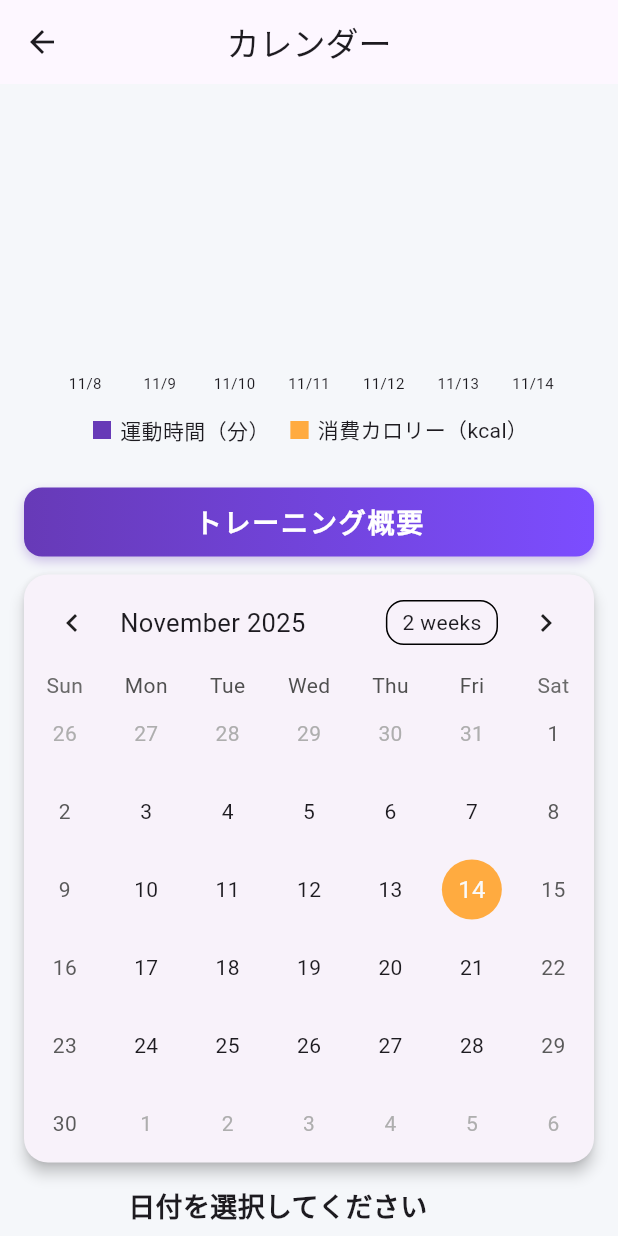
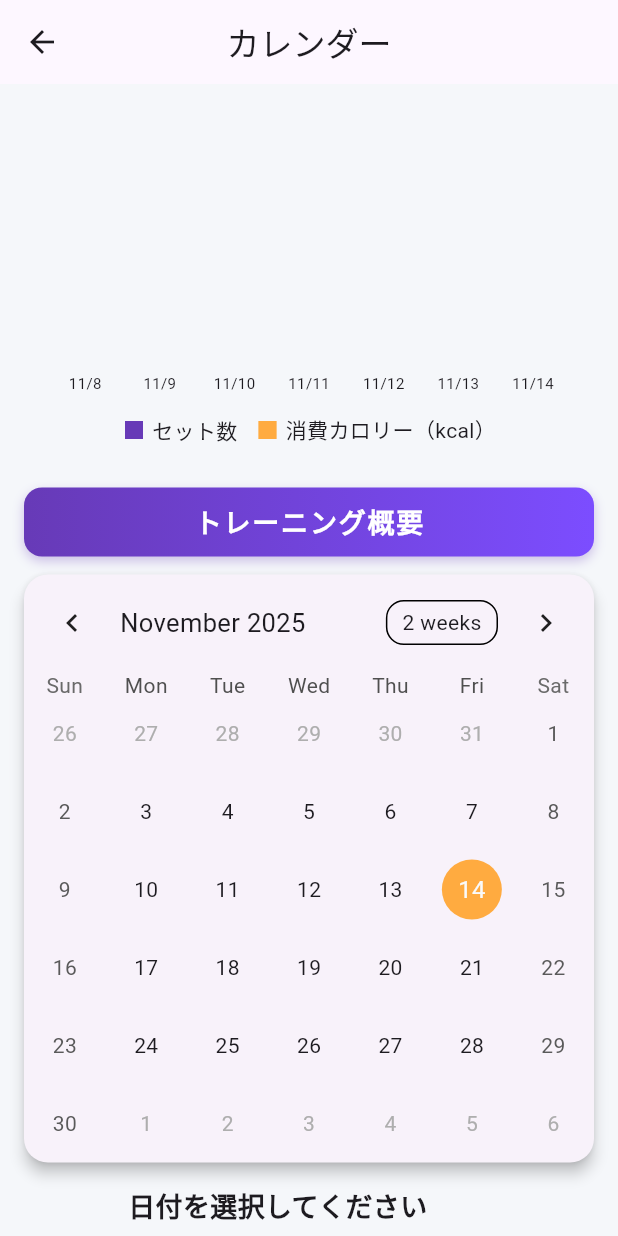
Before and after one commit to GotoShinnnosuke/2025procon, a Flutter app: the CalendarScreen screen opened by its route, on a phone screen of 412 x 824 dp. Run offline on Flutter 3.47's test engine with Material 3 defaults, Android fonts, the phone set to English and light mode, and no system bars; drawn by our look-alikes of fl_chart, table_calendar; our stand-ins replace cloud_firestore, firebase_auth, firebase_core, firebase_storage, shared_preferences; accounts and stored records are empty.

Commit message:
DBからトレーニングの履歴をカレンダー画面に表示

```diff
--- a/lib/calender/calendar_screen.dart
+++ b/lib/calender/calendar_screen.dart
@@ -1,9 +1,10 @@
 import 'package:flutter/material.dart';
 import 'package:cloud_firestore/cloud_firestore.dart';
+import 'package:firebase_auth/firebase_auth.dart';
 import 'package:table_calendar/table_calendar.dart';
 import 'package:fl_chart/fl_chart.dart';
 
-import '../models/workout.dart';
+import '../models/training_log_entry.dart';
 import 'workout_detail_dialog.dart';
 
 class CalendarScreen extends StatefulWidget {
@@ -17,22 +18,34 @@ class CalendarScreenState extends State<CalendarScreen> {
   DateTime _focusedDay = DateTime.now();
   DateTime? _selectedDay;
 
-  Stream<List<Workout>> get _workoutStream {
-    return FirebaseFirestore.instance.collection('workouts').snapshots().map(
+  Stream<List<TrainingLogEntry>> get _logStream {
+    final user = FirebaseAuth.instance.currentUser;
+    if (user == null) {
+      return Stream.value(const <TrainingLogEntry>[]);
+    }
+
+    return FirebaseFirestore.instance
+        .collection('trainingLogs')
+        .where('userId', isEqualTo: user.uid)
+        .snapshots()
+        .map(
       (snapshot) {
         return snapshot.docs
-            .map((doc) => Workout.fromFirestore(
+            .map((doc) => TrainingLogEntry.fromFirestore(
                 doc.data() as Map<String, dynamic>, doc.id))
+            .where((entry) => !entry.deleted)
             .toList();
       },
     );
   }
 
-  List<Workout> _getWorkoutsForDay(List<Workout> workouts, DateTime day) {
-    return workouts.where((w) => isSameDay(w.date, day)).toList();
+  List<TrainingLogEntry> _getWorkoutsForDay(
+      List<TrainingLogEntry> workouts, DateTime day) {
+    return workouts.where((w) => isSameDay(w.completedAt, day)).toList();
   }
 
-  List<Map<String, dynamic>> _getWeeklyStats(List<Workout> workouts) {
+  List<Map<String, dynamic>> _getWeeklyStats(
+      List<TrainingLogEntry> workouts) {
     final today = DateTime.now();
     final last7Days =
         List.generate(7, (i) => today.subtract(Duration(days: i)));
@@ -40,13 +53,13 @@ class CalendarScreenState extends State<CalendarScreen> {
     return last7Days
         .map((day) {
           final daily = _getWorkoutsForDay(workouts, day);
-          final totalDuration =
-              daily.fold<int>(0, (sum, w) => sum + w.duration);
+          final totalSets =
+              daily.fold<int>(0, (sum, w) => sum + (w.sets ?? 0));
           final totalCalories =
-              daily.fold<int>(0, (sum, w) => sum + w.calories);
+              daily.fold<int>(0, (sum, w) => sum + (w.calories ?? 0));
           return {
             'day': '${day.month}/${day.day}',
-            'duration': totalDuration,
+            'sets': totalSets,
             'calories': totalCalories,
           };
         })
@@ -59,8 +72,8 @@ class CalendarScreenState extends State<CalendarScreen> {
   Widget build(BuildContext context) {
     return Scaffold(
       appBar: AppBar(title: const Text('カレンダー'), centerTitle: true),
-      body: StreamBuilder<List<Workout>>(
-        stream: _workoutStream,
+      body: StreamBuilder<List<TrainingLogEntry>>(
+        stream: _logStream,
         builder: (context, snapshot) {
           if (snapshot.hasError) {
             return Center(child: Text('エラー: ${snapshot.error}'));
@@ -69,11 +82,18 @@ class CalendarScreenState extends State<CalendarScreen> {
             return const Center(child: CircularProgressIndicator());
           }
 
-          final workouts = snapshot.data!;
+          final currentUser = FirebaseAuth.instance.currentUser;
+          if (currentUser == null) {
+            return const Center(
+              child: Text('ログイン後にトレーニング履歴を表示できます。'),
+            );
+          }
+
+          final logs = snapshot.data!;
           final selectedWorkouts = _selectedDay != null
-              ? _getWorkoutsForDay(workouts, _selectedDay!)
+              ? _getWorkoutsForDay(logs, _selectedDay!)
               : [];
-          final weeklyStats = _getWeeklyStats(workouts);
+          final weeklyStats = _getWeeklyStats(logs);
 
           return SingleChildScrollView(
             child: Column(
@@ -123,14 +143,15 @@ class CalendarScreenState extends State<CalendarScreen> {
                               ),
                             ),
                             gridData: const FlGridData(show: false),
-                            barGroups: weeklyStats.asMap().entries.map((entry) {
+                            barGroups:
+                                weeklyStats.asMap().entries.map((entry) {
                               int index = entry.key;
                               final data = entry.value;
                               return BarChartGroupData(
                                 x: index,
                                 barRods: [
                                   BarChartRodData(
-                                    toY: (data['duration'] as num).toDouble(),
+                                    toY: (data['sets'] as num).toDouble(),
                                     color: Colors.deepPurple,
                                     width: 8,
                                   ),
@@ -152,7 +173,7 @@ class CalendarScreenState extends State<CalendarScreen> {
                           Icon(Icons.square,
                               color: Colors.deepPurple, size: 16),
                           SizedBox(width: 4),
-                          Text('運動時間（分）'),
+                          Text('セット数'),
                           SizedBox(width: 12),
                           Icon(Icons.square,
                               color: Colors.orangeAccent, size: 16),
@@ -205,7 +226,7 @@ class CalendarScreenState extends State<CalendarScreen> {
                   shape: RoundedRectangleBorder(
                     borderRadius: BorderRadius.circular(16),
                   ),
-                  child: TableCalendar<Workout>(
+                  child: TableCalendar<TrainingLogEntry>(
                     firstDay: DateTime.utc(2020, 1, 1),
                     lastDay: DateTime.utc(2030, 12, 31),
                     focusedDay: _focusedDay,
@@ -231,7 +252,7 @@ class CalendarScreenState extends State<CalendarScreen> {
                         shape: BoxShape.circle,
                       ),
                     ),
-                    eventLoader: (day) => _getWorkoutsForDay(workouts, day),
+                    eventLoader: (day) => _getWorkoutsForDay(logs, day),
                   ),
                 ),
 
@@ -258,9 +279,9 @@ class CalendarScreenState extends State<CalendarScreen> {
                       ...selectedWorkouts.map(
                         (workout) => Card(
                           child: ListTile(
-                            title: Text(workout.name),
+                            title: Text(workout.exerciseName),
                             subtitle: Text(
-                              '時間: ${workout.duration}分 | カロリー: ${workout.calories}kcal',
+                              'セット: ${workout.sets ?? '-'} | カロリー: ${workout.calories ?? '-'}kcal',
                             ),
                             trailing: const Icon(Icons.info_outline),
                             onTap: () =>
--- /dev/null
+++ b/lib/models/training_log_entry.dart
@@ -0,0 +1,74 @@
+import 'package:cloud_firestore/cloud_firestore.dart';
+
+/// Read-only view model that mirrors documents stored in the `trainingLogs`
+/// collection. It keeps nullable fields flexible so that Firestore documents
+/// missing optional data do not break the calendar UI.
+class TrainingLogEntry {
+  final String id;
+  final String exerciseName;
+  final DateTime completedAt;
+  final bool deleted;
+  final String? userId;
+  final int? calories;
+  final int? sets;
+  final String? repsOrSeconds;
+  final String? rest;
+  final String? notes;
+  final String? imageBase64;
+  final String? imageUrl;
+  final bool favoriteAtTime;
+
+  const TrainingLogEntry({
+    required this.id,
+    required this.exerciseName,
+    required this.completedAt,
+    required this.deleted,
+    required this.favoriteAtTime,
+    this.userId,
+    this.calories,
+    this.sets,
+    this.repsOrSeconds,
+    this.rest,
+    this.notes,
+    this.imageBase64,
+    this.imageUrl,
+  });
+
+  factory TrainingLogEntry.fromFirestore(
+    Map<String, dynamic> data,
+    String id,
+  ) {
+    DateTime completedAt = DateTime.now();
+    final completedRaw = data['completedAt'];
+    if (completedRaw is Timestamp) {
+      completedAt = completedRaw.toDate();
+    } else if (completedRaw is DateTime) {
+      completedAt = completedRaw;
+    } else if (completedRaw is String) {
+      completedAt = DateTime.tryParse(completedRaw) ?? DateTime.now();
+    }
+
+    int? parseInt(dynamic value) {
+      if (value is int) return value;
+      if (value is double) return value.toInt();
+      if (value is String) return int.tryParse(value);
+      return null;
+    }
+
+    return TrainingLogEntry(
+      id: id,
+      exerciseName: (data['exerciseName'] ?? '').toString(),
+      completedAt: completedAt,
+      deleted: data['deleted'] == true,
+      favoriteAtTime: data['favoriteAtTime'] == true,
+      userId: data['userId']?.toString(),
+      calories: parseInt(data['calories']),
+      sets: parseInt(data['sets']),
+      repsOrSeconds: data['repsOrSeconds']?.toString(),
+      rest: data['rest']?.toString(),
+      notes: data['notes']?.toString(),
+      imageBase64: data['imageBase64']?.toString(),
+      imageUrl: data['imageUrl']?.toString(),
+    );
+  }
+}
```
Also changed, not shown: lib/calender/workout_detail_dialog.dart (+27 -6 lines), lib/calender/workout_list_screen.dart (+24 -21 lines).
